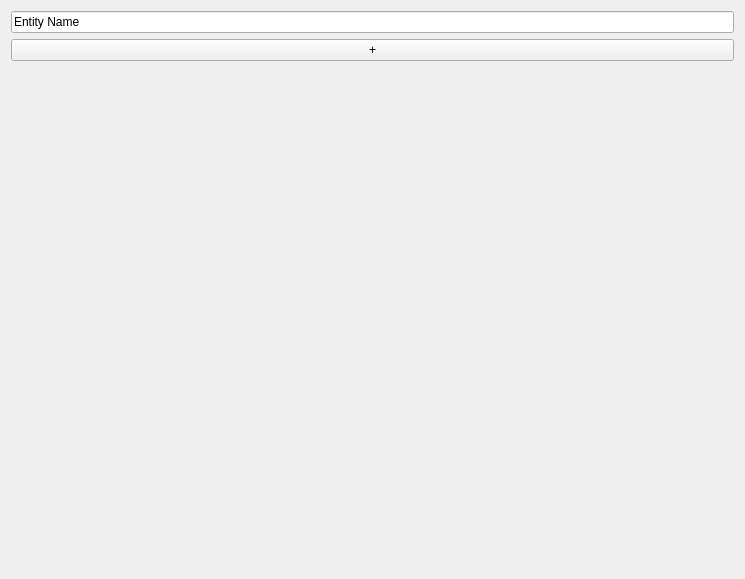
First picture: the form in SuSto-Engine-QT/inspector.ui, repository SimonStoyanov/SuSto-Engine-QT, before the edit.
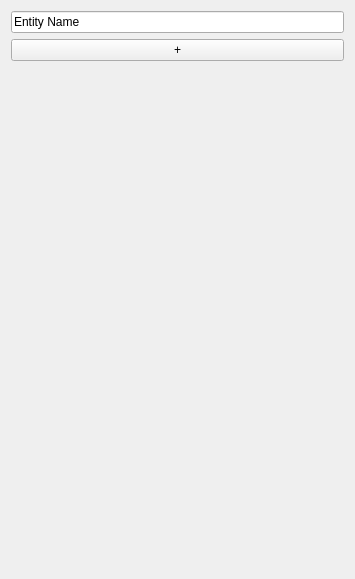
Second picture: the form after the edit.

```diff
--- a/SuSto-Engine-QT/inspector.ui
+++ b/SuSto-Engine-QT/inspector.ui
@@ -6,7 +6,7 @@
    <rect>
     <x>0</x>
     <y>0</y>
-    <width>745</width>
+    <width>355</width>
     <height>579</height>
    </rect>
   </property>
@@ -16,6 +16,12 @@
   <layout class="QVBoxLayout" name="verticalLayout">
    <item>
     <widget class="QLineEdit" name="entityName">
+     <property name="sizePolicy">
+      <sizepolicy hsizetype="MinimumExpanding" vsizetype="Fixed">
+       <horstretch>0</horstretch>
+       <verstretch>0</verstretch>
+      </sizepolicy>
+     </property>
      <property name="text">
       <string>Entity Name</string>
      </property>
@@ -23,6 +29,12 @@
    </item>
    <item>
     <widget class="QPushButton" name="pushButton">
+     <property name="sizePolicy">
+      <sizepolicy hsizetype="MinimumExpanding" vsizetype="Fixed">
+       <horstretch>0</horstretch>
+       <verstretch>0</verstretch>
+      </sizepolicy>
+     </property>
      <property name="text">
       <string>+</string>
      </property>
```
Left out of the diff: 7 changed lines with no effect on the pictures.
